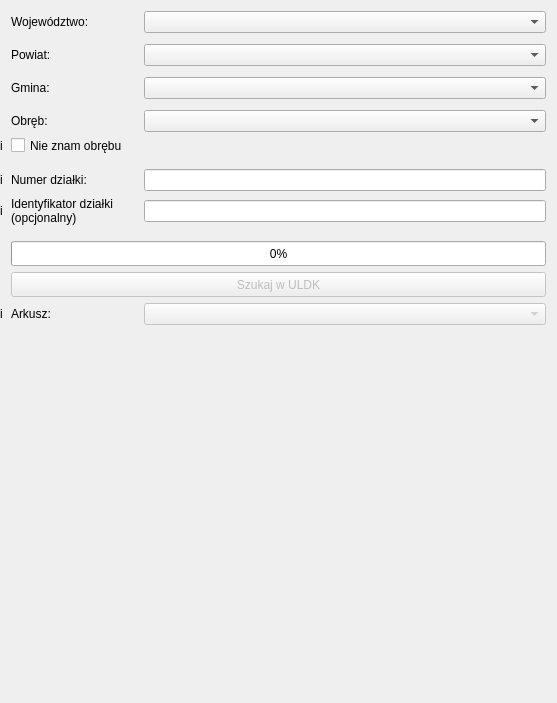
Old version of the form gissupport_plugin/modules/uldk/modules/teryt_search/main_base.ui in the repository gis-support/gis-support-plugin.
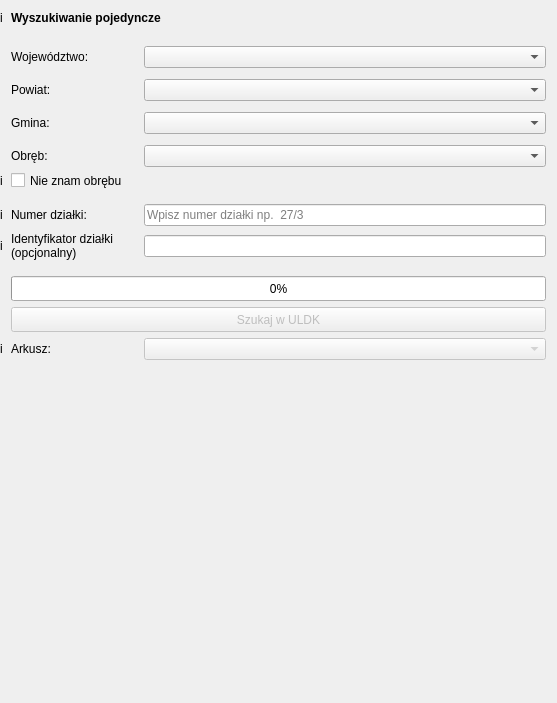
New version of the form.

Diff of the .ui file:
```diff
--- a/gissupport_plugin/modules/uldk/modules/teryt_search/main_base.ui
+++ b/gissupport_plugin/modules/uldk/modules/teryt_search/main_base.ui
@@ -40,160 +40,21 @@
      <property name="horizontalSpacing">
       <number>8</number>
      </property>
-     <item row="16" column="1" colspan="3">
-      <widget class="QPushButton" name="button_search_uldk">
-       <property name="enabled">
-        <bool>false</bool>
-       </property>
-       <property name="sizePolicy">
-        <sizepolicy hsizetype="Minimum" vsizetype="Maximum">
-         <horstretch>0</horstretch>
-         <verstretch>0</verstretch>
-        </sizepolicy>
-       </property>
-       <property name="minimumSize">
-        <size>
-         <width>0</width>
-         <height>25</height>
-        </size>
-       </property>
+     <item row="14" column="1">
+      <widget class="QLabel" name="label_teryt">
        <property name="maximumSize">
         <size>
          <width>16777215</width>
-         <height>25</height>
-        </size>
-       </property>
-       <property name="text">
-        <string>Szukaj w ULDK</string>
-       </property>
-      </widget>
-     </item>
-     <item row="12" column="3">
-      <widget class="QLineEdit" name="lineedit_plot_id">
-       <property name="enabled">
-        <bool>true</bool>
-       </property>
-       <property name="minimumSize">
-        <size>
-         <width>150</width>
-         <height>0</height>
-        </size>
-       </property>
-       <property name="readOnly">
-        <bool>false</bool>
-       </property>
-       <property name="clearButtonEnabled">
-        <bool>false</bool>
-       </property>
-      </widget>
-     </item>
-     <item row="0" column="1">
-      <widget class="QLabel" name="label_province">
-       <property name="maximumSize">
-        <size>
-         <width>100</width>
          <height>15</height>
         </size>
        </property>
        <property name="text">
-        <string>Województwo:</string>
+        <string>Numer działki:</string>
        </property>
       </widget>
      </item>
-     <item row="8" column="3">
-      <widget class="QComboBox" name="combobox_precinct"/>
-     </item>
-     <item row="1" column="1">
-      <spacer name="verticalSpacer">
-       <property name="orientation">
-        <enum>Qt::Vertical</enum>
-       </property>
-       <property name="sizeType">
-        <enum>QSizePolicy::Minimum</enum>
-       </property>
-       <property name="sizeHint" stdset="0">
-        <size>
-         <width>20</width>
-         <height>5</height>
-        </size>
-       </property>
-      </spacer>
-     </item>
-     <item row="10" column="0">
-      <widget class="QLabel" name="label_info_precinct_unknown">
-       <property name="maximumSize">
-        <size>
-         <width>15</width>
-         <height>15</height>
-        </size>
-       </property>
-       <property name="toolTip">
-        <string/>
-       </property>
-       <property name="text">
-        <string>i</string>
-       </property>
-       <property name="scaledContents">
-        <bool>true</bool>
-       </property>
-      </widget>
-     </item>
-     <item row="13" column="0">
-      <widget class="QLabel" name="label_info_full_id">
-       <property name="maximumSize">
-        <size>
-         <width>15</width>
-         <height>15</height>
-        </size>
-       </property>
-       <property name="toolTip">
-        <string/>
-       </property>
-       <property name="text">
-        <string>i</string>
-       </property>
-       <property name="scaledContents">
-        <bool>true</bool>
-       </property>
-      </widget>
-     </item>
-     <item row="12" column="0">
-      <widget class="QLabel" name="label_info_parcel_id">
-       <property name="maximumSize">
-        <size>
-         <width>15</width>
-         <height>15</height>
-        </size>
-       </property>
-       <property name="text">
-        <string>i</string>
-       </property>
-       <property name="scaledContents">
-        <bool>true</bool>
-       </property>
-      </widget>
-     </item>
-     <item row="4" column="1">
-      <widget class="QLabel" name="label_county">
-       <property name="maximumSize">
-        <size>
-         <width>16777215</width>
-         <height>15</height>
-        </size>
-       </property>
-       <property name="text">
-        <string>Powiat:</string>
-       </property>
-      </widget>
-     </item>
-     <item row="6" column="3">
-      <widget class="QComboBox" name="combobox_municipality"/>
-     </item>
-     <item row="0" column="3">
-      <widget class="QComboBox" name="combobox_province"/>
-     </item>
      <item row="7" column="1">
-      <spacer name="verticalSpacer_3">
+      <spacer name="verticalSpacer_6">
        <property name="orientation">
         <enum>Qt::Vertical</enum>
        </property>
@@ -208,23 +69,27 @@
        </property>
       </spacer>
      </item>
-     <item row="11" column="1">
-      <spacer name="verticalSpacer_4">
-       <property name="orientation">
-        <enum>Qt::Vertical</enum>
+     <item row="6" column="3">
+      <widget class="QComboBox" name="combobox_county">
+       <property name="minimumSize">
+        <size>
+         <width>65</width>
+         <height>0</height>
+        </size>
        </property>
-       <property name="sizeType">
-        <enum>QSizePolicy::Minimum</enum>
-       </property>
-       <property name="sizeHint" stdset="0">
+      </widget>
+     </item>
+     <item row="8" column="3">
+      <widget class="QComboBox" name="combobox_municipality">
+       <property name="minimumSize">
         <size>
-         <width>20</width>
-         <height>10</height>
+         <width>65</width>
+         <height>0</height>
         </size>
        </property>
-      </spacer>
+      </widget>
      </item>
-     <item row="6" column="1">
+     <item row="8" column="1">
       <widget class="QLabel" name="label_municipality">
        <property name="maximumSize">
         <size>
@@ -237,7 +102,20 @@
        </property>
       </widget>
      </item>
-     <item row="13" column="1">
+     <item row="6" column="1">
+      <widget class="QLabel" name="label_county">
+       <property name="maximumSize">
+        <size>
+         <width>16777215</width>
+         <height>15</height>
+        </size>
+       </property>
+       <property name="text">
+        <string>Powiat:</string>
+       </property>
+      </widget>
+     </item>
+     <item row="15" column="1">
       <widget class="QLabel" name="label_full_id">
        <property name="text">
         <string>Identyfikator działki
@@ -245,36 +123,151 @@
        </property>
       </widget>
      </item>
-     <item row="4" column="3">
-      <widget class="QComboBox" name="combobox_county"/>
+     <item row="12" column="1">
+      <widget class="QCheckBox" name="checkbox_precinct_unknown">
+       <property name="maximumSize">
+        <size>
+         <width>16777215</width>
+         <height>15</height>
+        </size>
+       </property>
+       <property name="focusPolicy">
+        <enum>Qt::NoFocus</enum>
+       </property>
+       <property name="layoutDirection">
+        <enum>Qt::LeftToRight</enum>
+       </property>
+       <property name="text">
+        <string>Nie znam obrębu</string>
+       </property>
+      </widget>
      </item>
-     <item row="17" column="3">
+     <item row="16" column="1">
+      <spacer name="verticalSpacer_5">
+       <property name="orientation">
+        <enum>Qt::Vertical</enum>
+       </property>
+       <property name="sizeType">
+        <enum>QSizePolicy::Minimum</enum>
+       </property>
+       <property name="sizeHint" stdset="0">
+        <size>
+         <width>20</width>
+         <height>10</height>
+        </size>
+       </property>
+      </spacer>
+     </item>
+     <item row="13" column="1">
+      <spacer name="verticalSpacer_4">
+       <property name="orientation">
+        <enum>Qt::Vertical</enum>
+       </property>
+       <property name="sizeType">
+        <enum>QSizePolicy::Minimum</enum>
+       </property>
+       <property name="sizeHint" stdset="0">
+        <size>
+         <width>20</width>
+         <height>10</height>
+        </size>
+       </property>
+      </spacer>
+     </item>
+     <item row="14" column="0">
+      <widget class="QLabel" name="label_info_parcel_id">
+       <property name="maximumSize">
+        <size>
+         <width>15</width>
+         <height>15</height>
+        </size>
+       </property>
+       <property name="text">
+        <string>i</string>
+       </property>
+       <property name="scaledContents">
+        <bool>true</bool>
+       </property>
+      </widget>
+     </item>
+     <item row="9" column="1">
+      <spacer name="verticalSpacer_3">
+       <property name="orientation">
+        <enum>Qt::Vertical</enum>
+       </property>
+       <property name="sizeType">
+        <enum>QSizePolicy::Minimum</enum>
+       </property>
+       <property name="sizeHint" stdset="0">
+        <size>
+         <width>20</width>
+         <height>5</height>
+        </size>
+       </property>
+      </spacer>
+     </item>
+     <item row="19" column="1">
+      <widget class="QLabel" name="label_sheet">
+       <property name="maximumSize">
+        <size>
+         <width>50</width>
+         <height>15</height>
+        </size>
+       </property>
+       <property name="text">
+        <string>Arkusz:</string>
+       </property>
+      </widget>
+     </item>
+     <item row="10" column="1">
+      <widget class="QLabel" name="label_precinct">
+       <property name="maximumSize">
+        <size>
+         <width>50</width>
+         <height>15</height>
+        </size>
+       </property>
+       <property name="text">
+        <string>Obręb:</string>
+       </property>
+      </widget>
+     </item>
+     <item row="19" column="0">
+      <widget class="QLabel" name="label_info_sheet">
+       <property name="maximumSize">
+        <size>
+         <width>15</width>
+         <height>15</height>
+        </size>
+       </property>
+       <property name="toolTip">
+        <string/>
+       </property>
+       <property name="layoutDirection">
+        <enum>Qt::LeftToRight</enum>
+       </property>
+       <property name="text">
+        <string>i</string>
+       </property>
+       <property name="scaledContents">
+        <bool>true</bool>
+       </property>
+      </widget>
+     </item>
+     <item row="19" column="3">
       <widget class="QComboBox" name="combobox_sheet">
        <property name="enabled">
         <bool>false</bool>
        </property>
-      </widget>
-     </item>
-     <item row="13" column="3">
-      <widget class="QLineEdit" name="lineedit_full_teryt">
-       <property name="enabled">
-        <bool>true</bool>
-       </property>
        <property name="minimumSize">
         <size>
-         <width>150</width>
+         <width>65</width>
          <height>0</height>
         </size>
        </property>
-       <property name="readOnly">
-        <bool>false</bool>
-       </property>
-       <property name="clearButtonEnabled">
-        <bool>false</bool>
-       </property>
       </widget>
      </item>
-     <item row="15" column="1" colspan="3">
+     <item row="17" column="1" colspan="3">
       <widget class="QProgressBar" name="progress_bar_precinct_unknown">
        <property name="sizePolicy">
         <sizepolicy hsizetype="Expanding" vsizetype="Maximum">
@@ -284,7 +277,7 @@
        </property>
        <property name="minimumSize">
         <size>
-         <width>0</width>
+         <width>65</width>
          <height>25</height>
         </size>
        </property>
@@ -302,104 +295,87 @@
        </property>
       </widget>
      </item>
-     <item row="17" column="0">
-      <widget class="QLabel" name="label_info_sheet">
+     <item row="15" column="3">
+      <widget class="QLineEdit" name="lineedit_full_teryt">
+       <property name="enabled">
+        <bool>true</bool>
+       </property>
+       <property name="minimumSize">
+        <size>
+         <width>65</width>
+         <height>0</height>
+        </size>
+       </property>
+       <property name="readOnly">
+        <bool>false</bool>
+       </property>
+       <property name="clearButtonEnabled">
+        <bool>false</bool>
+       </property>
+      </widget>
+     </item>
+     <item row="18" column="1" colspan="3">
+      <widget class="QPushButton" name="button_search_uldk">
+       <property name="enabled">
+        <bool>false</bool>
+       </property>
+       <property name="sizePolicy">
+        <sizepolicy hsizetype="Minimum" vsizetype="Maximum">
+         <horstretch>0</horstretch>
+         <verstretch>0</verstretch>
+        </sizepolicy>
+       </property>
+       <property name="minimumSize">
+        <size>
+         <width>65</width>
+         <height>25</height>
+        </size>
+       </property>
        <property name="maximumSize">
         <size>
-         <width>15</width>
+         <width>16777215</width>
+         <height>25</height>
+        </size>
+       </property>
+       <property name="text">
+        <string>Szukaj w ULDK</string>
+       </property>
+      </widget>
+     </item>
+     <item row="0" column="1" colspan="3">
+      <widget class="QLabel" name="label_info">
+       <property name="maximumSize">
+        <size>
+         <width>16777215</width>
          <height>15</height>
         </size>
        </property>
        <property name="toolTip">
         <string/>
        </property>
-       <property name="layoutDirection">
-        <enum>Qt::LeftToRight</enum>
-       </property>
        <property name="text">
-        <string>i</string>
+        <string>&lt;html&gt;&lt;head/&gt;&lt;body&gt;&lt;p&gt;&lt;b&gt;Wyszukiwanie pojedyncze&lt;/b&gt;&lt;/p&gt;&lt;/body&gt;&lt;/html&gt;</string>
+       </property>
+       <property name="textFormat">
+        <enum>Qt::RichText</enum>
        </property>
        <property name="scaledContents">
         <bool>true</bool>
        </property>
       </widget>
      </item>
-     <item row="8" column="1">
-      <widget class="QLabel" name="label_precinct">
-       <property name="maximumSize">
+     <item row="10" column="3">
+      <widget class="QComboBox" name="combobox_precinct">
+       <property name="minimumSize">
         <size>
-         <width>50</width>
-         <height>15</height>
+         <width>65</width>
+         <height>0</height>
         </size>
        </property>
-       <property name="text">
-        <string>Obręb:</string>
-       </property>
       </widget>
      </item>
-     <item row="17" column="1">
-      <widget class="QLabel" name="label_sheet">
-       <property name="maximumSize">
-        <size>
-         <width>50</width>
-         <height>15</height>
-        </size>
-       </property>
-       <property name="text">
-        <string>Arkusz:</string>
-       </property>
-      </widget>
-     </item>
-     <item row="10" column="1">
-      <widget class="QCheckBox" name="checkbox_precinct_unknown">
-       <property name="maximumSize">
-        <size>
-         <width>16777215</width>
-         <height>15</height>
-        </size>
-       </property>
-       <property name="focusPolicy">
-        <enum>Qt::NoFocus</enum>
-       </property>
-       <property name="layoutDirection">
-        <enum>Qt::LeftToRight</enum>
-       </property>
-       <property name="text">
-        <string>Nie znam obrębu</string>
-       </property>
-      </widget>
-     </item>
-     <item row="14" column="1">
-      <spacer name="verticalSpacer_5">
-       <property name="orientation">
-        <enum>Qt::Vertical</enum>
-       </property>
-       <property name="sizeType">
-        <enum>QSizePolicy::Minimum</enum>
-       </property>
-       <property name="sizeHint" stdset="0">
-        <size>
-         <width>20</width>
-         <height>10</height>
-        </size>
-       </property>
-      </spacer>
-     </item>
-     <item row="12" column="1">
-      <widget class="QLabel" name="label_teryt">
-       <property name="maximumSize">
-        <size>
-         <width>16777215</width>
-         <height>15</height>
-        </size>
-       </property>
-       <property name="text">
-        <string>Numer działki:</string>
-       </property>
-      </widget>
-     </item>
-     <item row="5" column="1">
-      <spacer name="verticalSpacer_6">
+     <item row="3" column="1">
+      <spacer name="verticalSpacer">
        <property name="orientation">
         <enum>Qt::Vertical</enum>
        </property>
@@ -414,6 +390,124 @@
        </property>
       </spacer>
      </item>
+     <item row="2" column="3">
+      <widget class="QComboBox" name="combobox_province">
+       <property name="minimumSize">
+        <size>
+         <width>65</width>
+         <height>0</height>
+        </size>
+       </property>
+      </widget>
+     </item>
+     <item row="0" column="0">
+      <widget class="QLabel" name="label_info_icon">
+       <property name="maximumSize">
+        <size>
+         <width>15</width>
+         <height>15</height>
+        </size>
+       </property>
+       <property name="toolTip">
+        <string/>
+       </property>
+       <property name="text">
+        <string>i</string>
+       </property>
+       <property name="scaledContents">
+        <bool>true</bool>
+       </property>
+      </widget>
+     </item>
+     <item row="2" column="1">
+      <widget class="QLabel" name="label_province">
+       <property name="maximumSize">
+        <size>
+         <width>100</width>
+         <height>15</height>
+        </size>
+       </property>
+       <property name="text">
+        <string>Województwo:</string>
+       </property>
+      </widget>
+     </item>
+     <item row="14" column="3">
+      <widget class="QLineEdit" name="lineedit_plot_id">
+       <property name="enabled">
+        <bool>true</bool>
+       </property>
+       <property name="minimumSize">
+        <size>
+         <width>65</width>
+         <height>0</height>
+        </size>
+       </property>
+       <property name="readOnly">
+        <bool>false</bool>
+       </property>
+       <property name="placeholderText">
+        <string>Wpisz numer działki np.  27/3</string>
+       </property>
+       <property name="clearButtonEnabled">
+        <bool>false</bool>
+       </property>
+      </widget>
+     </item>
+     <item row="12" column="0">
+      <widget class="QLabel" name="label_info_precinct_unknown">
+       <property name="maximumSize">
+        <size>
+         <width>15</width>
+         <height>15</height>
+        </size>
+       </property>
+       <property name="toolTip">
+        <string/>
+       </property>
+       <property name="text">
+        <string>i</string>
+       </property>
+       <property name="scaledContents">
+        <bool>true</bool>
+       </property>
+      </widget>
+     </item>
+     <item row="15" column="0">
+      <widget class="QLabel" name="label_info_full_id">
+       <property name="maximumSize">
+        <size>
+         <width>15</width>
+         <height>15</height>
+        </size>
+       </property>
+       <property name="toolTip">
+        <string/>
+       </property>
+       <property name="text">
+        <string>i</string>
+       </property>
+       <property name="scaledContents">
+        <bool>true</bool>
+       </property>
+      </widget>
+     </item>
+     <item row="1" column="1">
+      <spacer name="verticalSpacer_7">
+       <property name="orientation">
+        <enum>Qt::Vertical</enum>
+       </property>
+       <property name="sizeType">
+        <enum>QSizePolicy::Minimum</enum>
+       </property>
+       <property name="sizeHint" stdset="0">
+        <size>
+         <width>20</width>
+         <height>15</height>
+        </size>
+       </property>
+      </spacer>
+     </item>
     </layout>
    </item>
    <item>
```
